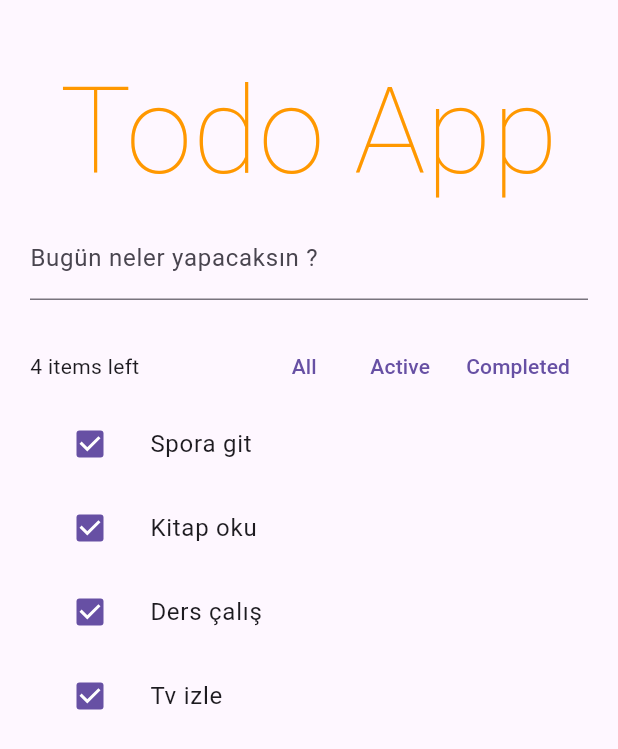
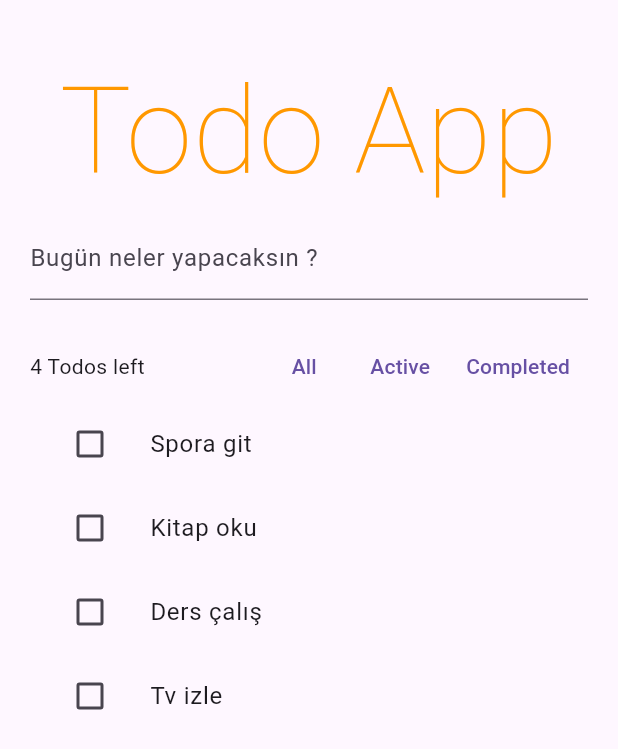
Before and after one commit to dogualagoz/todoApp-Flutter-State-Management-, a Flutter app: the screen it shows after launch, on a phone screen of 412 x 824 dp. Shown: the top 749 px of the screen. Run offline on Flutter 3.47's test engine with Material 3 defaults, Android fonts, the phone set to English and light mode, and no system bars; our stand-ins replace flutter_riverpod, state_notifier; missing offline and left inert: dart:ffi.

Commit message:
todo update isad

```diff
--- a/lib/providers/all_providers.dart
+++ b/lib/providers/all_providers.dart
@@ -1,15 +1,25 @@
+import 'package:flutter_riverpod/flutter_riverpod.dart';
 import 'package:flutter_riverpod/legacy.dart';
 import 'package:state_management/models/todo_model.dart';
 import 'package:state_management/providers/todo_list_manager.dart';
 import 'package:uuid/uuid.dart';
 
-final todoListProvider = StateNotifierProvider<TodoListManager, List<TodoModel>>((ref) {
-  return TodoListManager(
-    [
-    TodoModel(id: const Uuid().v4(), description: "Spora git"),
-    TodoModel(id: const Uuid().v4(), description: "Kitap oku"),
-    TodoModel(id: const Uuid().v4(), description: "Ders çalış"),
-    TodoModel(id: const Uuid().v4(), description: "Tv izle"),
-    ]
-  );
+final todoListProvider =
+    StateNotifierProvider<TodoListManager, List<TodoModel>>((ref) {
+      return TodoListManager([
+        TodoModel(id: const Uuid().v4(), description: "Spora git"),
+        TodoModel(id: const Uuid().v4(), description: "Kitap oku"),
+        TodoModel(id: const Uuid().v4(), description: "Ders çalış"),
+        TodoModel(id: const Uuid().v4(), description: "Tv izle"),
+      ]);
+    });
+
+final unCompletedTodoCountProvider = Provider<int>((ref) {
+  final allTodo = ref.watch(todoListProvider);
+  final count = allTodo.where((element) => !element.completed).length;
+  return count;
 });
+
+final currentTodoProvider = Provider<TodoModel>((ref) {
+  throw UnimplementedError();
+});
--- a/lib/todo_app.dart
+++ b/lib/todo_app.dart
@@ -1,3 +1,5 @@
+import 'dart:ffi';
+
 import 'package:flutter/material.dart';
 import 'package:flutter_riverpod/flutter_riverpod.dart';
 import 'package:state_management/models/todo_model.dart';
@@ -10,7 +12,6 @@ import 'package:uuid/uuid.dart';
 class TodoApp extends ConsumerWidget {
   TodoApp({super.key});
   final newTodoController = TextEditingController();
-
 
   @override
   Widget build(BuildContext context, WidgetRef ref) {
@@ -27,7 +28,7 @@ class TodoApp extends ConsumerWidget {
                 labelText: "Bugün neler yapacaksın ?",
               ),
               onSubmitted: (newTodo) {
-               ref.read(todoListProvider.notifier).addTodo(newTodo);
+                ref.read(todoListProvider.notifier).addTodo(newTodo);
               },
             ),
             const SizedBox(height: 20),
@@ -35,7 +36,12 @@ class TodoApp extends ConsumerWidget {
             for (var i = 0; i < allTodos.length; i++)
               Dismissible(
                 key: ValueKey(allTodos[i].id),
-                child: TodoListItemWidget(item: allTodos[i]),
+                child: ProviderScope(
+                  overrides: [
+                    currentTodoProvider.overrideWithValue(allTodos[i]),
+                  ],
+                  child: const TodoListItemWidget(),
+                ),
                 onDismissed: (direction) {
                   ref.read(todoListProvider.notifier).remove(allTodos[i]);
                 },
--- a/lib/widgets/todo_list_item_widget.dart
+++ b/lib/widgets/todo_list_item_widget.dart
@@ -1,16 +1,68 @@
 import 'package:flutter/material.dart';
+import 'package:flutter_riverpod/flutter_riverpod.dart';
 import 'package:state_management/models/todo_model.dart';
+import 'package:state_management/providers/all_providers.dart';
 
-class TodoListItemWidget extends StatelessWidget {
-  final TodoModel item;
-  const TodoListItemWidget({super.key, required this.item});
+class TodoListItemWidget extends ConsumerStatefulWidget {
 
+  const TodoListItemWidget({super.key,});
+
+  @override
+  ConsumerState<TodoListItemWidget> createState() => _TodoListItemWidgetState();
+}
+
+class _TodoListItemWidgetState extends ConsumerState<TodoListItemWidget> {
+  late FocusNode _textFocusNode;
+  late TextEditingController _textController;
+  bool _hasFocus = false;
+  @override
+  void initState() {
+    super.initState();
+    _textFocusNode = FocusNode();
+    _textController = TextEditingController();
+  }
+
+  @override
+  void dispose() {
+    _textFocusNode.dispose();
+    _textController.dispose();
+    super.dispose();
+  }
 
   @override
   Widget build(BuildContext context) {
-    return ListTile(
-      leading: Checkbox(value: true, onChanged: (value){}),
-      title: Text(item.description),
+      final currentTodoItem = ref.watch(currentTodoProvider);
+
+    return Focus(
+      onFocusChange: (isFocused) => {
+        if (!isFocused)
+          {
+            setState(() {
+              _hasFocus = false;
+            }),
+            ref
+                .read(todoListProvider.notifier)
+                .edit(id: currentTodoItem.id, newDescription: _textController.text),
+          },
+      },
+      child: ListTile(
+        onTap: () {
+          setState(() {
+            _textController.text = currentTodoItem.description;
+            _textFocusNode.requestFocus();
+            _hasFocus = true;
+          });
+        },
+        leading: Checkbox(
+          value: currentTodoItem.completed,
+          onChanged: (value) {
+            ref.read(todoListProvider.notifier).toggle(currentTodoItem.id);
+          },
+        ),
+        title: _hasFocus
+            ? TextField(controller: _textController, focusNode: _textFocusNode)
+            : Text(currentTodoItem.description),
+      ),
     );
   }
 }
--- a/lib/widgets/toolbar_widget.dart
+++ b/lib/widgets/toolbar_widget.dart
@@ -7,12 +7,17 @@ class ToolbarWidget extends ConsumerWidget {
 
   @override
   Widget build(BuildContext context, WidgetRef ref) {
+    final onCompletedTodoCount = ref.watch(unCompletedTodoCountProvider);
     return Row(
       mainAxisAlignment: MainAxisAlignment.spaceBetween,
       children: [
         Expanded(
           child: Text(
-            "${ref.watch(todoListProvider.notifier).onCompletedTodoCount().toString()} items left",
+            onCompletedTodoCount == 0
+                ? "All todos completed"
+                : "${onCompletedTodoCount.toString()} Todos left",
+            overflow: TextOverflow.ellipsis,
+
           ),
         ),
         Tooltip(
```
